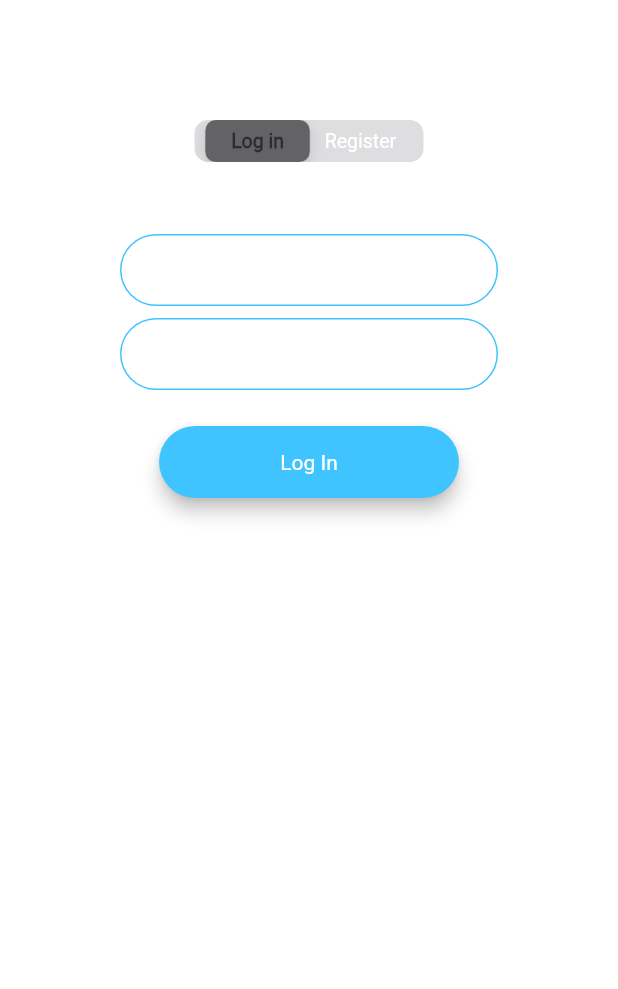
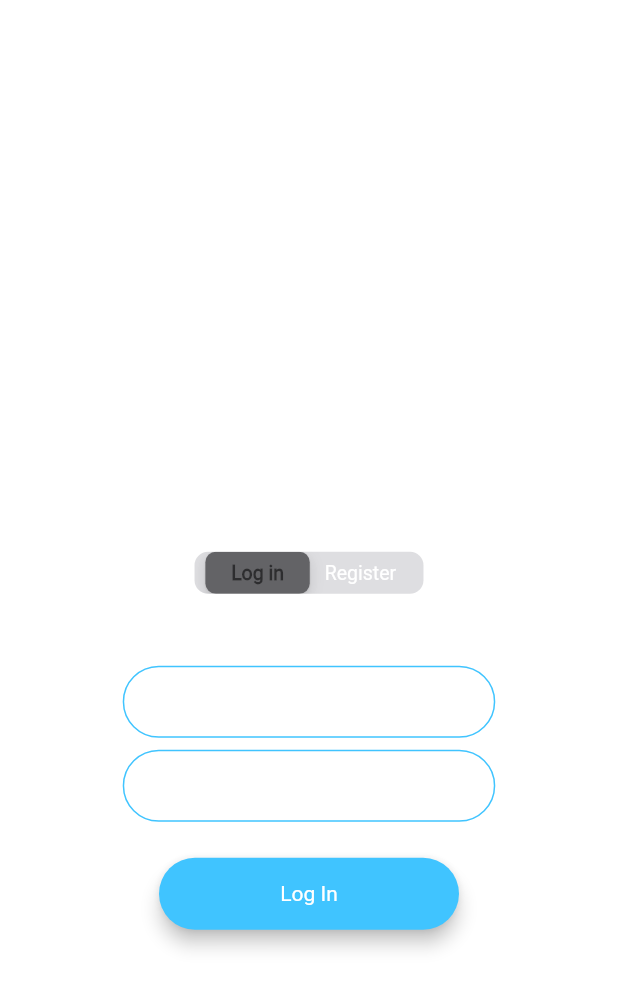
Before and after one commit to datttran/bjork, a Flutter app: the LoginScreen screen opened by its route, on a phone screen of 412 x 824 dp. Shown: the top 989 px of the screen. Run offline on Flutter 3.47's test engine with Material 2 defaults, Android fonts, the phone set to English and light mode, and no system bars.

Commit message:
Combine Login Screen and Register Screen

```diff
--- a/lib/screens/login_screen.dart
+++ b/lib/screens/login_screen.dart
@@ -15,6 +15,7 @@ class _LoginScreenState extends State<LoginScreen> {
   void initState() {
     // TODO: implement initState
     super.initState();
+    _pageController = PageController();
     SystemChrome.setEnabledSystemUIOverlays([]);
   }
   void _onButtonPress(value) {
@@ -24,12 +25,19 @@ class _LoginScreenState extends State<LoginScreen> {
 
 
   int shareValue = 0;
+
+
+
+
   PageController _pageController;
   @override
   Widget build(BuildContext context) {
-    return Padding(
-      padding: const EdgeInsets.all(50.0),
-      child: Container(
+    return  Column(
+      children: <Widget>[
+        SizedBox(
+          height: verticalPixel*41,
+        ),
+        Container(
           height: verticalPixel*55,
           child: Material(
             color: Colors.transparent,
@@ -41,13 +49,14 @@ class _LoginScreenState extends State<LoginScreen> {
                 child: Container(
                   width: horizontalPixel*70,
                   child: Padding(
-                  padding: const EdgeInsets.all(30),
+                      padding: const EdgeInsets.only(top: 30),
                       child: Column(
                         children: <Widget>[
                           CupertinoSlidingSegmentedControl(
                             padding: EdgeInsets.symmetric(horizontal: verticalPixel),
                             onValueChanged: (int val){
                               shareValue = val;
+                              _onButtonPress(val);
 
 
                               setState(() {
@@ -72,20 +81,64 @@ class _LoginScreenState extends State<LoginScreen> {
                             children: userPages,
                             groupValue: shareValue ,
                           ),
-                      Expanded(
+                          buildPageView(),
+
+                          //loginBoxes[shareValue],
+                        ],
+                      )
+                  ),
+                ),
+              ),
+            ),
+          ),
+        ),
+      ],
+    );
+
+
+
+  }
+
+buildPageView() {
+    return Container(
+      height: verticalPixel*40,
+
       child: PageView(
+        onPageChanged: (int val){
+          setState(() {
+            shareValue = val;
+            if(val == 0){
+
+              userPages = setColor(Colors.black, Colors.white);
+
+
+            }
+            else{
+
+              userPages = setColor(Colors.white, Colors.black);
+
+
+            }
+
+          });
+        },
 
         controller: _pageController,
         children: [
           ConstrainedBox(
             constraints: BoxConstraints.expand(),
+            child: Padding(
+              padding: const EdgeInsets.symmetric(horizontal: 20),
               child: Column(
+
                 mainAxisAlignment: MainAxisAlignment.start,
+                crossAxisAlignment: CrossAxisAlignment.center,
 
                 children: <Widget>[
 
                   SizedBox(
                     height: 48.0,
+
                   ),
                   TextField(
                     onChanged: (value) {
@@ -118,7 +171,7 @@ class _LoginScreenState extends State<LoginScreen> {
                       //Do something with the user input.
                     },
                     decoration: InputDecoration(
-                                      hintText: 'Enter your password.',
+                      hintText: 'Enter your password',
                       contentPadding:
                       EdgeInsets.symmetric(vertical: 10.0, horizontal: 20.0),
                       border: OutlineInputBorder(
@@ -160,23 +213,14 @@ class _LoginScreenState extends State<LoginScreen> {
                 ],
               ),
             ),
+          ),
           ConstrainedBox(
             constraints: BoxConstraints.expand(),
               child: Text('Hi'))
         ],
       ),
-                      )
-                      //loginBoxes[shareValue],
-                    ],
-                  )
-                ),
-              ),
-            ),
-          ),
-        ),
-      ),
     );
-  }
+  } // return PageView
 }
 
 Map userPages = setColor(left,right);
```
Lines whose indentation alone changed are shown as unchanged.
